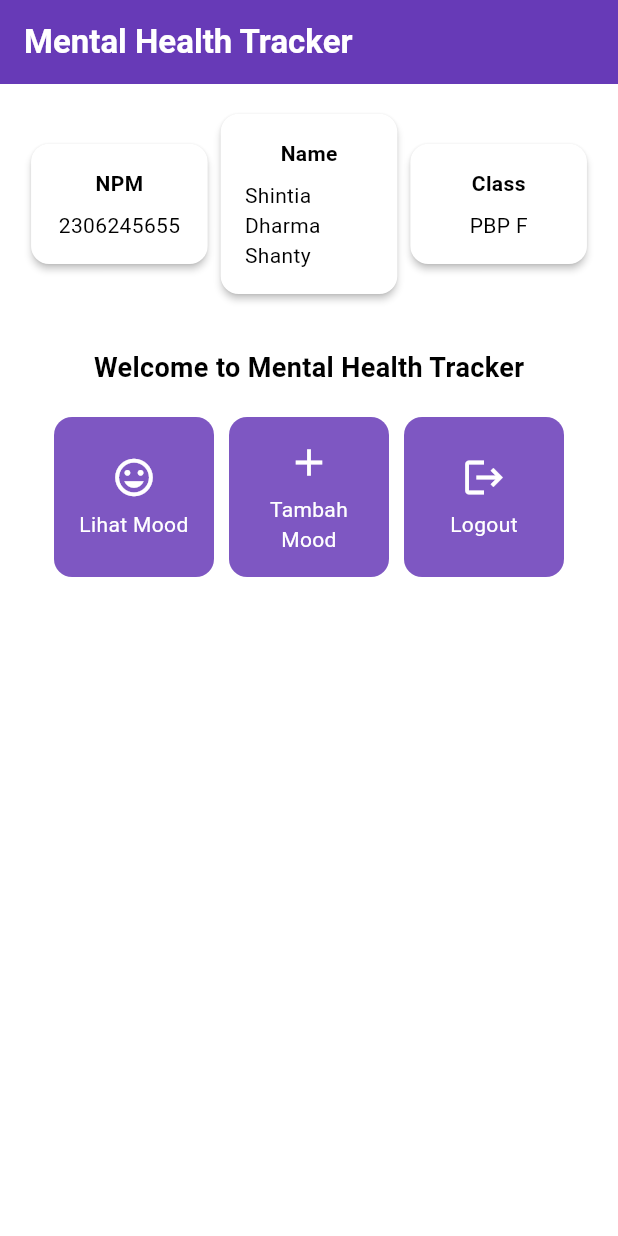
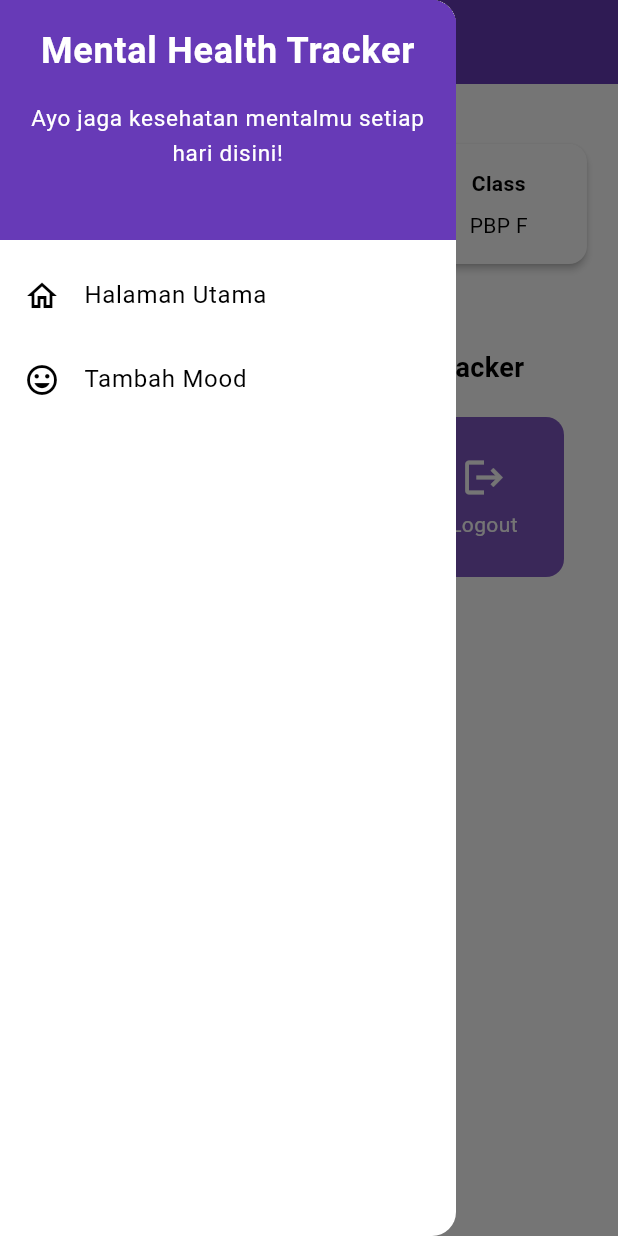
Before and after one commit to shintiadharma/mental-health-tracker-mobile, a Flutter app: the screen it shows after launch, with the side drawer open (before the commit the screen has no drawer), on a phone screen of 412 x 824 dp. Run offline on Flutter 3.47's test engine with Material 3 defaults, Android fonts, the phone set to English and light mode, and no system bars.

Commit message:
menyelesaikan tutor 7

```diff
--- a/lib/main.dart
+++ b/lib/main.dart
@@ -1,39 +1,24 @@
 import 'package:flutter/material.dart';
-import 'package:mental_health_tracker/menu.dart';
+import 'package:mental_health_tracker/screens/menu.dart';
 
 void main() {
   runApp(const MyApp());
 }
 
 class MyApp extends StatelessWidget {
-  const MyApp({super.key});
+  const MyApp({Key? key}) : super(key: key);
 
-  // This widget is the root of your application.
   @override
   Widget build(BuildContext context) {
     return MaterialApp(
-      title: 'Flutter Demo',
+      title: 'Mental Health Tracker',
       theme: ThemeData(
-        // This is the theme of your application.
-        //
-        // TRY THIS: Try running your application with "flutter run". You'll see
-        // the application has a purple toolbar. Then, without quitting the app,
-        // try changing the seedColor in the colorScheme below to Colors.green
-        // and then invoke "hot reload" (save your changes or press the "hot
-        // reload" button in a Flutter-supported IDE, or press "r" if you used
-        // the command line to start the app).
-        //
-        // Notice that the counter didn't reset back to zero; the application
-        // state is not lost during the reload. To reset the state, use hot
-        // restart instead.
-        //
-        // This works for code too, not just values: Most code changes can be
-        // tested with just a hot reload.
-         colorScheme: ColorScheme.fromSwatch(
-              primarySwatch: Colors.deepPurple,
+        colorScheme: ColorScheme.fromSwatch(
+          primarySwatch: Colors.deepPurple,
         ).copyWith(secondary: Colors.deepPurple[400]),
+        useMaterial3: true,
       ),
-      home: MyHomePage(),
+      home: const MyHomePage(),
     );
   }
 }
--- a/lib/menu.dart
+++ b/lib/screens/menu.dart
@@ -1,13 +1,14 @@
 import 'package:flutter/material.dart';
+import 'package:mental_health_tracker/widgets/left_drawer.dart';
 
 class MyHomePage extends StatelessWidget {
-  MyHomePage({super.key});
+  const MyHomePage({Key? key}) : super(key: key);
 
   final String npm = '2306245655';
   final String name = 'Shintia Dharma Shanty';
   final String className = 'PBP F';
 
-  final List<ItemHomepage> items = [
+  final List<ItemHomepage> items = const [
     ItemHomepage("Lihat Mood", Icons.mood),
     ItemHomepage("Tambah Mood", Icons.add),
     ItemHomepage("Logout", Icons.logout),
@@ -15,11 +16,8 @@ class MyHomePage extends StatelessWidget {
 
   @override
   Widget build(BuildContext context) {
-    // Scaffold menyediakan struktur dasar halaman dengan AppBar dan body.
     return Scaffold(
-      // AppBar adalah bagian atas halaman yang menampilkan judul.
       appBar: AppBar(
-        // Judul aplikasi "Mental Health Tracker" dengan teks putih dan tebal.
         title: const Text(
           'Mental Health Tracker',
           style: TextStyle(
@@ -27,17 +25,15 @@ class MyHomePage extends StatelessWidget {
             fontWeight: FontWeight.bold,
           ),
         ),
-        // Warna latar belakang AppBar diambil dari skema warna tema aplikasi.
         backgroundColor: Theme.of(context).colorScheme.primary,
+        iconTheme: const IconThemeData(color: Colors.white),
       ),
-      // Body halaman dengan padding di sekelilingnya.
+      drawer: const LeftDrawer(),
       body: Padding(
         padding: const EdgeInsets.all(16.0),
-        // Menyusun widget secara vertikal dalam sebuah kolom.
         child: Column(
           crossAxisAlignment: CrossAxisAlignment.center,
           children: [
-            // Row untuk menampilkan 3 InfoCard secara horizontal.
             Row(
               mainAxisAlignment: MainAxisAlignment.spaceEvenly,
               children: [
@@ -46,14 +42,10 @@ class MyHomePage extends StatelessWidget {
                 InfoCard(title: 'Class', content: className),
               ],
             ),
-            // Memberikan jarak vertikal 16 unit.
             const SizedBox(height: 16.0),
-            // Menempatkan widget berikutnya di tengah halaman.
             Center(
               child: Column(
-                // Menyusun teks dan grid item secara vertikal.
                 children: [
-                  // Menampilkan teks sambutan dengan gaya tebal dan ukuran 18.
                   const Padding(
                     padding: EdgeInsets.only(top: 16.0),
                     child: Text(
@@ -64,16 +56,13 @@ class MyHomePage extends StatelessWidget {
                       ),
                     ),
                   ),
-                  // Grid untuk menampilkan ItemCard dalam bentuk grid 3 kolom.
                   GridView.count(
                     primary: true,
                     padding: const EdgeInsets.all(20),
                     crossAxisSpacing: 10,
                     mainAxisSpacing: 10,
                     crossAxisCount: 3,
-                    // Agar grid menyesuaikan tinggi kontennya.
                     shrinkWrap: true,
-                    // Menampilkan ItemCard untuk setiap item dalam list items.
                     children: items.map((ItemHomepage item) {
                       return ItemCard(item);
                     }).toList(),
@@ -89,7 +78,6 @@ class MyHomePage extends StatelessWidget {
 }
 
 class InfoCard extends StatelessWidget {
-  // Kartu informasi yang menampilkan title dan content.
   final String title;
   final String content;
 
@@ -98,13 +86,10 @@ class InfoCard extends StatelessWidget {
   @override
   Widget build(BuildContext context) {
     return Card(
-      // Membuat kotak kartu dengan bayangan dibawahnya.
       elevation: 2.0,
       child: Container(
-        // Mengatur ukuran dan jarak di dalam kartu.
-        width: MediaQuery.of(context).size.width / 3.5, // menyesuaikan dengan lebar device yang digunakan.
+        width: MediaQuery.of(context).size.width / 3.5,
         padding: const EdgeInsets.all(16.0),
-        // Menyusun title dan content secara vertikal.
         child: Column(
           children: [
             Text(
@@ -124,11 +109,11 @@ class ItemHomepage {
   final String name;
   final IconData icon;
 
-  ItemHomepage(this.name, this.icon);
+  const ItemHomepage(this.name, this.icon);
 }
 
+
 class ItemCard extends StatelessWidget {
-  // Menampilkan kartu dengan ikon dan nama.
   final ItemHomepage item;
 
   const ItemCard(this.item, {super.key});
@@ -136,26 +121,20 @@ class ItemCard extends StatelessWidget {
   @override
   Widget build(BuildContext context) {
     return Material(
-      // Menentukan warna latar belakang dari tema aplikasi.
       color: Theme.of(context).colorScheme.secondary,
-      // Membuat sudut kartu melengkung.
       borderRadius: BorderRadius.circular(12),
       child: InkWell(
-        // Aksi ketika kartu ditekan.
         onTap: () {
-          // Menampilkan pesan SnackBar saat kartu ditekan.
           ScaffoldMessenger.of(context)
             ..hideCurrentSnackBar()
             ..showSnackBar(
               SnackBar(content: Text("Kamu telah menekan tombol ${item.name}!")),
             );
         },
-        // Container untuk menyimpan Icon dan Text
         child: Container(
           padding: const EdgeInsets.all(8),
           child: Center(
             child: Column(
-              // Menyusun ikon dan teks di tengah kartu.
               mainAxisAlignment: MainAxisAlignment.center,
               children: [
                 Icon(
--- /dev/null
+++ b/lib/widgets/left_drawer.dart
@@ -0,0 +1,69 @@
+import 'package:flutter/material.dart';
+import 'package:mental_health_tracker/screens/menu.dart';
+import 'package:mental_health_tracker/screens/moodentry_form.dart';
+
+class LeftDrawer extends StatelessWidget {
+  const LeftDrawer({Key? key}) : super(key: key);
+
+  @override
+  Widget build(BuildContext context) {
+    return Drawer(
+      child: ListView(
+        children: [
+          DrawerHeader(
+            decoration: BoxDecoration(
+              color: Theme.of(context).colorScheme.primary,
+            ),
+            child: const Column(
+              children: [
+                Text(
+                  'Mental Health Tracker',
+                  textAlign: TextAlign.center,
+                  style: TextStyle(
+                    fontSize: 24,
+                    fontWeight: FontWeight.bold,
+                    color: Colors.white,
+                  ),
+                ),
+                Padding(padding: EdgeInsets.all(8)),
+                Text(
+                  "Ayo jaga kesehatan mentalmu setiap hari disini!",
+                  textAlign: TextAlign.center,
+                  style: TextStyle(
+                    fontSize: 15,
+                    color: Colors.white,
+                    fontWeight: FontWeight.normal,
+                  ),
+                ),
+              ],
+            ),
+          ),
+          ListTile(
+            leading: const Icon(Icons.home_outlined),
+            title: const Text('Halaman Utama'),
+            onTap: () {
+              Navigator.pushReplacement(
+                context,
+                MaterialPageRoute(
+                  builder: (context) => const MyHomePage(),
+                ),
+              );
+            },
+          ),
+          ListTile(
+            leading: const Icon(Icons.mood),
+            title: const Text('Tambah Mood'),
+            onTap: () {
+              Navigator.pushReplacement(
+                context,
+                MaterialPageRoute(
+                  builder: (context) => const MoodEntryFormPage(),
+                ),
+              );
+            },
+          ),
+        ],
+      ),
+    );
+  }
+}
```
Also changed, not shown: lib/screens/moodentry_form.dart (added, +163 -0 lines), lib/widgets/mood_card.dart (added, +61 -0 lines).
